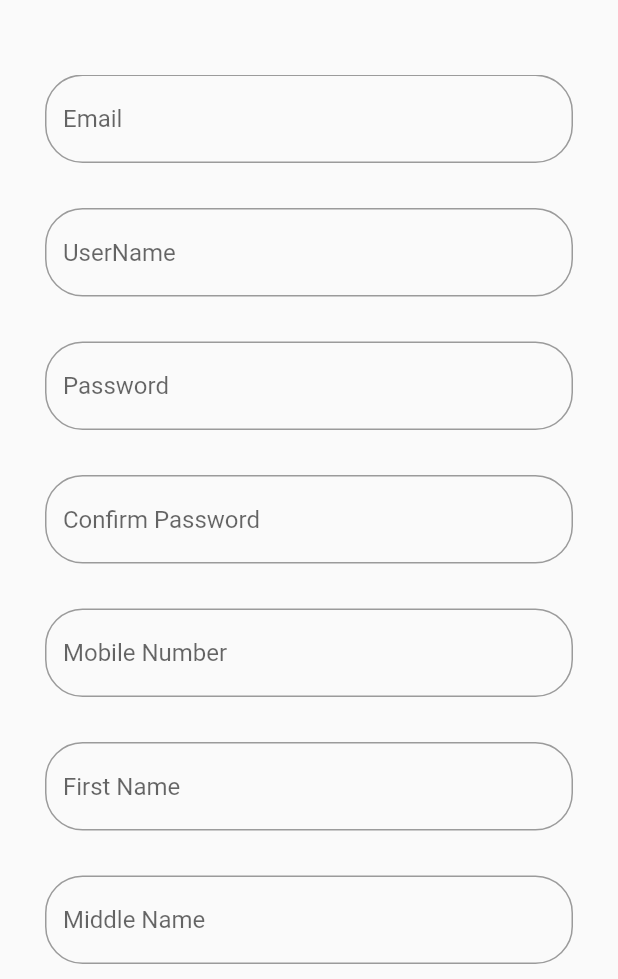
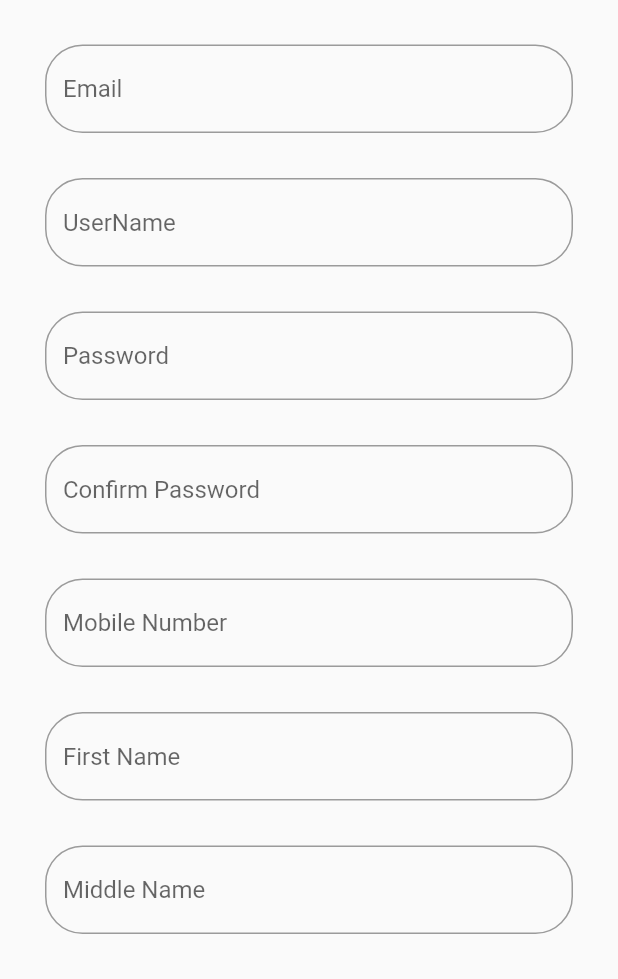
Before and after one commit to iuwin/Flutter-GoShopCDO, a Flutter app: the Register screen opened by its route, on a phone screen of 412 x 824 dp, the part 257-1236 px from its top. Run offline on Flutter 3.47's test engine with Material 2 defaults, Android fonts, the phone set to English and light mode, and no system bars; Roboto replaces fonts that are missing (Nunito).

Commit message:
Add files via upload

```diff
--- a/lib/pages/register.dart
+++ b/lib/pages/register.dart
@@ -168,52 +168,46 @@ class _RegisterState extends State<Register> {
       resizeToAvoidBottomInset: true,
       body: SafeArea(
         child: Container(
-          padding: EdgeInsets.fromLTRB(30.0, 100.0, 30.0, 0),
+          padding: EdgeInsets.fromLTRB(30.0, 0.0, 30.0, 0),
+          /*****LOGIN HEADER*****/
+          /*****INPUT FIELDS*****/
+          child: Form(
+            key: _formKey,
+            child: SingleChildScrollView(
               child: Column(
                 crossAxisAlignment: CrossAxisAlignment.start,
                 children: <Widget>[
-              /*****LOGIN HEADER*****/
                   Container(
-                margin: EdgeInsets.only(bottom: 50.0),
-                child: Column(
-                  crossAxisAlignment: CrossAxisAlignment.start,
-                  children: [
-                    Text(
+                    padding: EdgeInsets.only(top: 100.0),
+                    child: Text(
                       "Register",
                       style:
                           TextStyle(fontSize: 30, fontWeight: FontWeight.bold),
                     ),
+                  ),
                   SizedBox(
                     height: 20.0,
                   ),
-                    Text('Welcome to GoShop CDO!',
-                        style: TextStyle(color: Colors.grey[500]))
-                  ],
+                  Text(
+                    'Welcome to GoShop CDO!',
+                    style: TextStyle(color: Colors.grey[500]),
                   ),
+                  SizedBox(
+                    height: 30.0,
                   ),
-              /*****INPUT FIELDS*****/
-              Expanded(
-                child: Form(
-                  key: _formKey,
-                  child: SingleChildScrollView(
-                    child: Column(
-                      children: <Widget>[
                   _buildRegistrationTextField(hintTextType: 'Email'),
                   SizedBox(height: 30.0),
                   _buildRegistrationTextField(hintTextType: 'UserName'),
                   SizedBox(height: 30.0),
                   _buildRegistrationTextField(hintTextType: 'Password'),
                   SizedBox(height: 30.0),
-                        _buildRegistrationTextField(
-                            hintTextType: 'Confirm Password'),
+                  _buildRegistrationTextField(hintTextType: 'Confirm Password'),
                   SizedBox(height: 30.0),
-                        _buildRegistrationTextField(
-                            hintTextType: 'Mobile Number'),
+                  _buildRegistrationTextField(hintTextType: 'Mobile Number'),
                   SizedBox(height: 30.0),
                   _buildRegistrationTextField(hintTextType: 'First Name'),
                   SizedBox(height: 30.0),
-                        _buildRegistrationTextField(
-                            hintTextType: 'Middle Name'),
+                  _buildRegistrationTextField(hintTextType: 'Middle Name'),
                   SizedBox(height: 30.0),
                   _buildRegistrationTextField(hintTextType: 'Surname'),
                   SizedBox(height: 30.0),
@@ -228,9 +222,6 @@ class _RegisterState extends State<Register> {
             ),
           ),
         ),
-            ],
-          ),
-        ),
       ),
     );
   }
```
Lines whose indentation alone changed are shown as unchanged.
